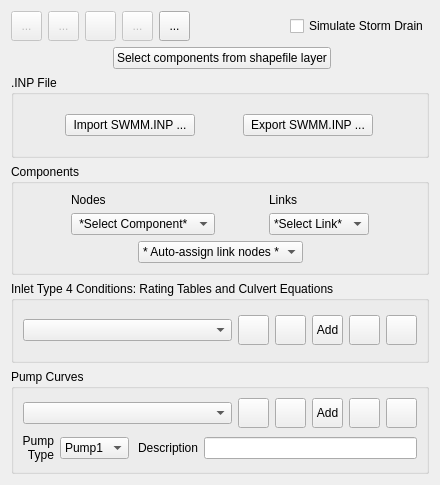
The window that flo2d/ui/storm_drain_editor.ui (FLO-2DSoftware/qgis-flo-2d-plugin) describes before a commit, drawn with Qt 5.
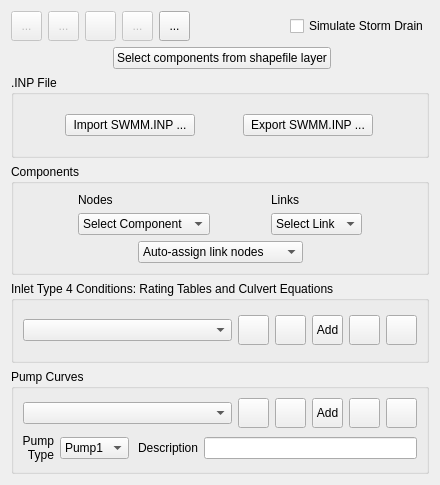
The same window after the commit. Icons and pictures are not drawn.

Patch:
```diff
--- a/flo2d/ui/storm_drain_editor.ui
+++ b/flo2d/ui/storm_drain_editor.ui
@@ -366,7 +366,7 @@
             </property>
             <item>
              <property name="text">
-              <string> *Select Component* </string>
+              <string>Select Component</string>
              </property>
             </item>
             <item>
@@ -413,11 +413,11 @@
              </size>
             </property>
             <property name="currentText">
-             <string>*Select Link*</string>
+             <string>Select Link</string>
             </property>
             <item>
              <property name="text">
-              <string>*Select Link*</string>
+              <string>Select Link</string>
              </property>
             </item>
             <item>
@@ -482,11 +482,11 @@
            </size>
           </property>
           <property name="currentText">
-           <string>* Auto-assign link nodes *</string>
+           <string>Auto-assign link nodes</string>
           </property>
           <item>
            <property name="text">
-            <string>* Auto-assign link nodes *</string>
+            <string>Auto-assign link nodes</string>
            </property>
           </item>
           <item>
```
